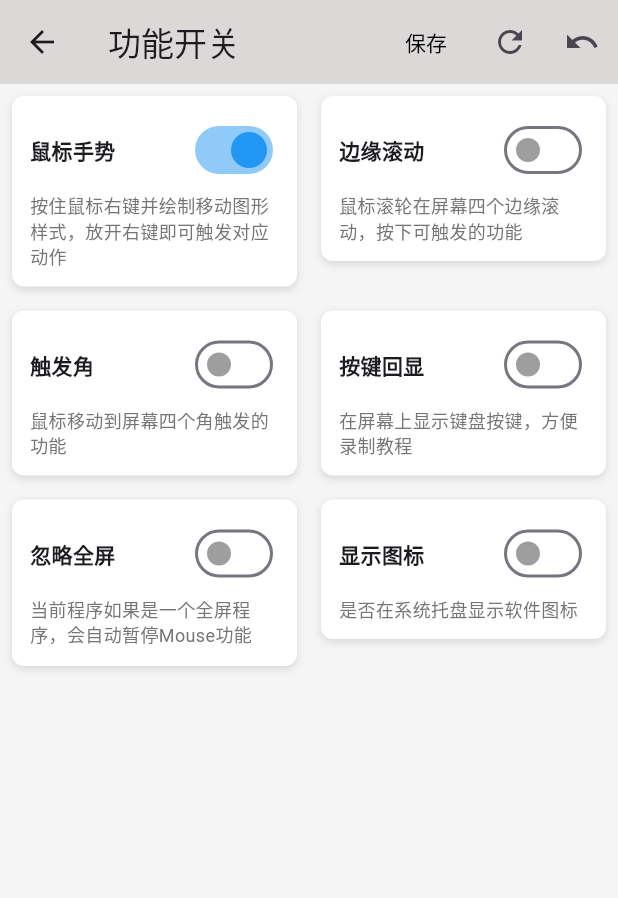
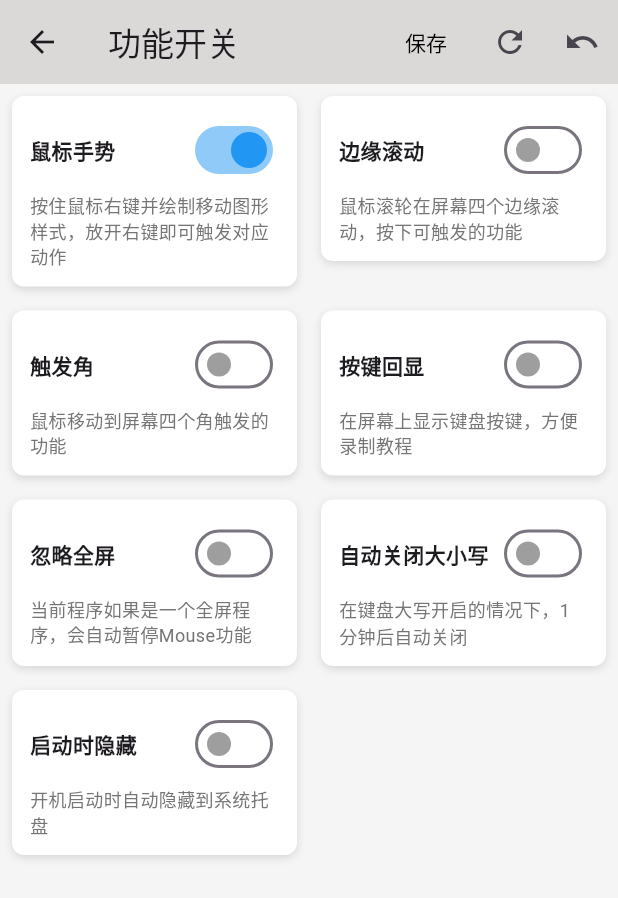
Before and after one commit to onewhitethreee/0mouse, a Flutter app: the MouseIncSettingsPage screen opened directly, after a tap on "鼠标手势", on a phone screen of 412 x 824 dp. Shown: the top 898 px of the screen. Run offline on Flutter 3.47's test engine with Material 3 defaults, Android fonts, the phone set to English and light mode, and no system bars; our stand-ins replace bot_toast, plugin_platform_interface, shared_preferences; missing offline and left inert: dart:ffi, local_notifier, tray_manager, win32, window_manager; accounts and stored records are empty; statements that could not run were skipped.

Commit message:
update 9 files

```diff
--- a/mouse_gesture/lib/pages/settings_page.dart
+++ b/mouse_gesture/lib/pages/settings_page.dart
@@ -1,5 +1,27 @@
 import 'package:flutter/material.dart';
 import 'package:shared_preferences/shared_preferences.dart';
+import 'package:window_manager/window_manager.dart';
+
+class SettingItem {
+  final String title;
+  final String description;
+  bool value;
+  bool originalValue;
+  final Function(bool) onChange;
+
+  SettingItem({
+    required this.title,
+    required this.description,
+    required this.value,
+    required this.onChange,
+  }) : originalValue = value;
+
+  bool get isChanged => value != originalValue;
+
+  void resetOriginalValue() {
+    originalValue = value;
+  }
+}
 
 class MouseIncSettingsPage extends StatefulWidget {
   @override
@@ -7,46 +29,137 @@ class MouseIncSettingsPage extends StatefulWidget {
 }
 
 class _MouseIncSettingsPageState extends State<MouseIncSettingsPage> {
-  Map<String, Map<String, dynamic>> _settings = {
-    '鼠标手势': {'value': false, 'description': '按住鼠标右键并绘制移动图形样式，放开右键即可触发对应动作'},
-    '边缘滚动': {'value': false, 'description': '鼠标滚轮在屏幕四个边缘滚动，按下可触发的功能'},
-    '触发角': {'value': false, 'description': '鼠标移动到屏幕四个角触发的功能'},
-    '按键回显': {'value': false, 'description': '在屏幕上显示键盘按键，方便录制教程'},
-    '忽略全屏': {'value': false, 'description': '当前程序如果是一个全屏程序，会自动暂停Mouse功能'},
-    '显示图标': {'value': false, 'description': '是否在系统托盘显示软件图标'},
-  };
+  List<SettingItem> _settings = [];
+  Map<String, bool> _hoverStates = {};
   bool _loading = true;
 
   @override
   void initState() {
     super.initState();
+    _initializeSettings();
     _loadSettings();
+  }
+
+  void _initializeSettings() async {
+    _settings = [
+      SettingItem(
+        title: '鼠标手势',
+        description: '按住鼠标右键并绘制移动图形样式，放开右键即可触发对应动作',
+        value: false,
+        onChange: (value) {
+          // 在这里实现鼠标手势功能的开启或关闭逻辑
+          print('鼠标手势设置已更改为: $value');
+        },
+      ),
+      SettingItem(
+        title: '边缘滚动',
+        description: '鼠标滚轮在屏幕四个边缘滚动，按下可触发的功能',
+        value: false,
+        onChange: (value) {
+          // 在这里实现边缘滚动功能的开启或关闭逻辑
+          print('边缘滚动设置已更改为: $value');
+        },
+      ),
+      SettingItem(
+        title: '触发角',
+        description: '鼠标移动到屏幕四个角触发的功能',
+        value: false,
+        onChange: (value) {
+          // 在这里实现触发角功能的开启或关闭逻辑
+          print('触发角设置已更改为: $value');
+        },
+      ),
+      SettingItem(
+        title: '按键回显',
+        description: '在屏幕上显示键盘按键，方便录制教程',
+        value: false,
+        onChange: (value) {
+          // 在这里实现按键回显功能的开启或关闭逻辑
+          print('按键回显设置已更改为: $value');
+        },
+      ),
+      SettingItem(
+        title: '忽略全屏',
+        description: '当前程序如果是一个全屏程序，会自动暂停Mouse功能',
+        value: false,
+        onChange: (value) {
+          // 在这里实现忽略全屏功能的开启或关闭逻辑
+          print('忽略全屏设置已更改为: $value');
+        },
+      ),
+      SettingItem(
+          title: "自动关闭大小写",
+          description: "在键盘大写开启的情况下，1分钟后自动关闭",
+          value: false,
+          onChange: (value) {
+            // 在这里实现自动关闭大小写功能的开启或关闭逻辑
+            print('自动关闭大小写设置已更改为: $value');
+          }),
+      SettingItem(
+        title: '启动时隐藏',
+        description: '开机启动时自动隐藏到系统托盘',
+        value: false,
+        onChange: (value) async {
+          // 在这里实现启动时隐藏功能的开启或关闭逻辑
+          print('隐藏设置已更改为: $value');
+
+          if (value && await isFirstLaunchSinceBoot()) {
+            windowManager.hide();
+          } else {
+            windowManager.show();
+          }
+        },
+      ),
+    ];
+  }
+
+  // 判断是否是第一次启动
+  Future<bool> isFirstLaunchSinceBoot() async {
+    final prefs = await SharedPreferences.getInstance();
+    final bool? hasLaunched = prefs.getBool('hasLaunchedSinceBoot');
+
+    if (hasLaunched == null || !hasLaunched) {
+      await prefs.setBool('hasLaunchedSinceBoot', true);
+      return true;
+    } else {
+      return false;
+    }
   }
 
   Future<void> _loadSettings() async {
     final prefs = await SharedPreferences.getInstance();
     setState(() {
-      _settings.forEach((key, value) {
-        value['value'] = prefs.getBool(key) ?? value['value'];
-      });
-      _loading = false; // 数据加载完成
+      for (var setting in _settings) {
+        setting.value = prefs.getBool(setting.title) ?? setting.value;
+        setting.resetOriginalValue();
+      }
+      _loading = false;
     });
   }
 
   Future<void> _saveSettings(String s) async {
     final prefs = await SharedPreferences.getInstance();
-    _settings.forEach((key, value) {
-      prefs.setBool(key, value['value']);
-    });
+    for (var setting in _settings) {
+      await prefs.setBool(setting.title, setting.value);
+      if (setting.isChanged) {
+        setting.onChange(setting.value);
+        setting.resetOriginalValue();
+      }
+    }
     ScaffoldMessenger.of(context).showSnackBar(
       SnackBar(content: Text('设置已$s')),
     );
+
+    // 打印所有设置的当前值
+    print('保存后的设置值:');
+    for (var setting in _settings) {
+      print('${setting.title}: ${setting.value}');
+    }
   }
 
   @override
   Widget build(BuildContext context) {
     if (_loading) {
-      // 显示加载指示器
       return Scaffold(
         appBar: AppBar(
           title: Text('功能开关'),
@@ -67,27 +180,23 @@ class _MouseIncSettingsPageState extends State<MouseIncSettingsPage> {
           TextButton(
             child: Text('保存',
                 style: TextStyle(color: Color.fromARGB(255, 0, 0, 0))),
-            onPressed: () {
-              _saveSettings("保存"); // 保存设置
-            },
+            onPressed: () => _saveSettings("保存"),
           ),
           IconButton(
             icon: Icon(Icons.refresh),
             tooltip: '刷新',
-            onPressed: () {
-              _loadSettings(); // 重新加载设置
-            },
+            onPressed: _loadSettings,
           ),
           IconButton(
             icon: Icon(Icons.undo),
-            tooltip: '重置',
+            tooltip: '重置所有为false',
             onPressed: () {
               setState(() {
-                _settings.forEach((key, value) {
-                  value['value'] = false;
-                });
+                for (var setting in _settings) {
+                  setting.value = false;
+                }
               });
-              _saveSettings("重置"); // 保存设置
+              _saveSettings("重置");
             },
           ),
         ],
@@ -100,20 +209,16 @@ class _MouseIncSettingsPageState extends State<MouseIncSettingsPage> {
 
   List<Widget> _buildSettingsRows() {
     List<Widget> rows = [];
-    var entries = _settings.entries.toList();
-    for (int i = 0; i < entries.length; i += 2) {
+    for (int i = 0; i < _settings.length; i += 2) {
       rows.add(
         Padding(
           padding: EdgeInsets.symmetric(vertical: 4),
           child: Row(
             crossAxisAlignment: CrossAxisAlignment.start,
             children: [
-              Expanded(
-                  child: _buildSettingItem(entries[i].key, entries[i].value)),
-              if (i + 1 < entries.length)
-                Expanded(
-                    child: _buildSettingItem(
-                        entries[i + 1].key, entries[i + 1].value))
+              Expanded(child: _buildSettingItem(_settings[i])),
+              if (i + 1 < _settings.length)
+                Expanded(child: _buildSettingItem(_settings[i + 1]))
               else
                 Expanded(child: Container()),
             ],
@@ -124,34 +229,34 @@ class _MouseIncSettingsPageState extends State<MouseIncSettingsPage> {
     return rows;
   }
 
-  Widget _buildSettingItem(String title, Map<String, dynamic> setting) {
+  Widget _buildSettingItem(SettingItem setting) {
     return MouseRegion(
       cursor: SystemMouseCursors.click,
       onEnter: (_) {
         setState(() {
-          _settings[title]?['hovered'] = true;
+          _hoverStates[setting.title] = true;
         });
       },
       onExit: (_) {
         setState(() {
-          _settings[title]?['hovered'] = false;
+          _hoverStates[setting.title] = false;
         });
       },
       child: GestureDetector(
         onTap: () {
           setState(() {
-            setting['value'] = !setting['value'];
+            setting.value = !setting.value;
           });
         },
         child: AnimatedContainer(
           duration: Duration(milliseconds: 200),
           curve: Curves.easeInOut,
           decoration: BoxDecoration(
-            color: _settings[title]?['hovered'] == true
+            color: _hoverStates[setting.title] == true
                 ? Colors.grey[300]
                 : Colors.white,
             borderRadius: BorderRadius.circular(8),
-            boxShadow: _settings[title]?['hovered'] == true
+            boxShadow: _hoverStates[setting.title] == true
                 ? [
                     BoxShadow(
                         color: Colors.black12,
@@ -175,18 +280,17 @@ class _MouseIncSettingsPageState extends State<MouseIncSettingsPage> {
                 children: [
                   Expanded(
                     child: Text(
-                      title,
+                      setting.title,
                       style:
                           TextStyle(fontSize: 14, fontWeight: FontWeight.bold),
                     ),
                   ),
                   Switch(
-                    value: setting['value'],
+                    value: setting.value,
                     onChanged: (bool newValue) {
                       setState(() {
-                        setting['value'] = newValue;
+                        setting.value = newValue;
                       });
-                      print("onChanged: $newValue");
                     },
                     activeColor: Colors.blue,
                     inactiveThumbColor: Colors.grey,
@@ -197,7 +301,7 @@ class _MouseIncSettingsPageState extends State<MouseIncSettingsPage> {
               ),
               SizedBox(height: 4),
               Text(
-                setting['description'],
+                setting.description,
                 style: TextStyle(fontSize: 12, color: Colors.grey[600]),
               ),
             ],
--- /dev/null
+++ b/mouse_gesture/未测试bug.txt
@@ -0,0 +1,3 @@
+未测试bug
+
+1. 在开机时，如果软件设置了开机自启，查看一下是否会最小化到托盘
--- a/mouse_gesture/该做事件.txt
+++ b/mouse_gesture/该做事件.txt
@@ -5,3 +5,7 @@
 3. 点击主页的设置的时候应该有一个下拉框，显示不同的设置
 
 4. 添加一个切换语言的功能
+
+5. 添加一个切换主题的功能
+
+6. 限制一下一次性打开的软件数量，只能打开一次，多了会共享设置出现bug
```
Also changed, not shown: mouse_gesture/lib/pages/home.dart (+17 -5 lines).
